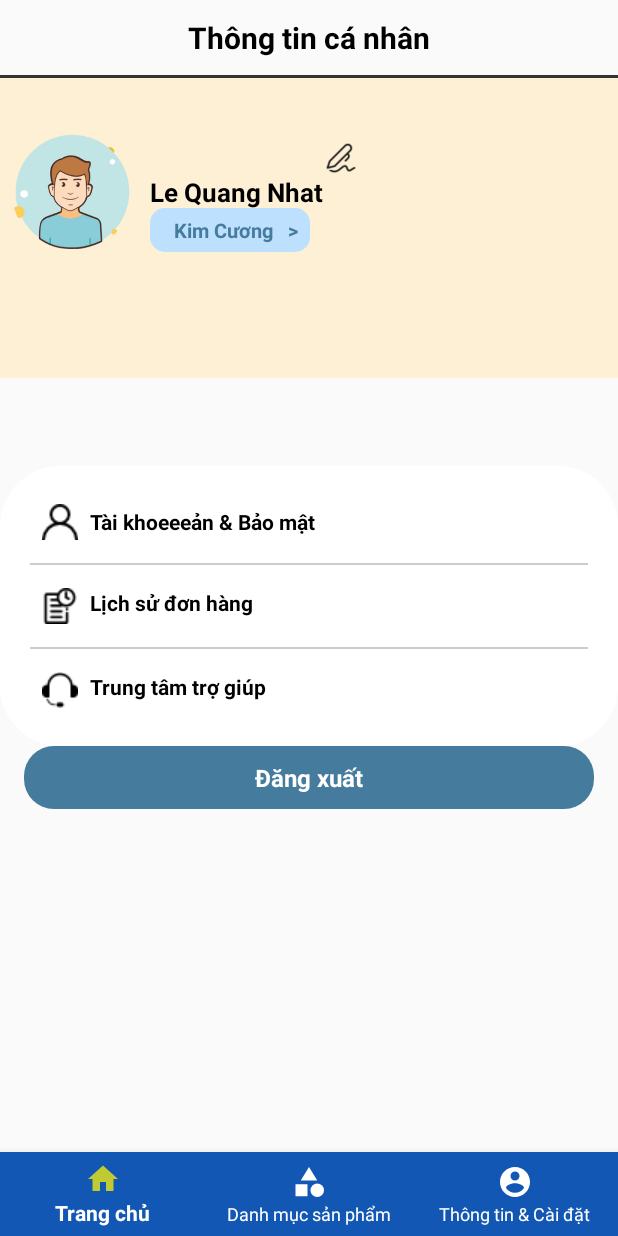
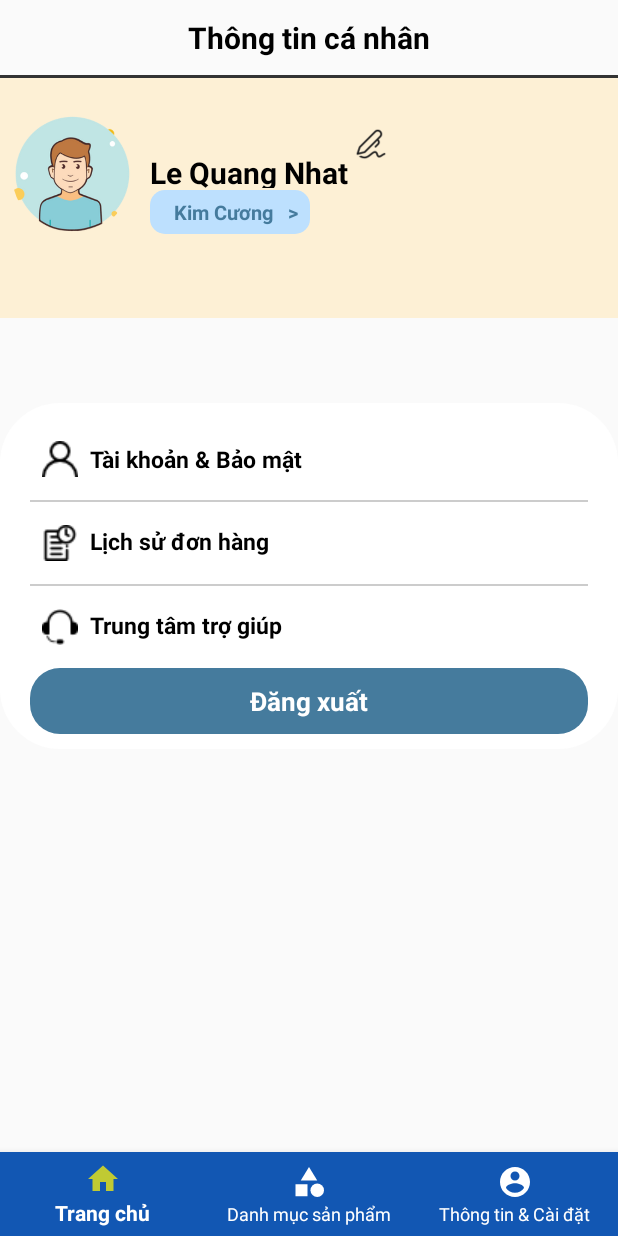
Before and after one commit to NguyenHzviper/Mobile-tiensi-Japan, an Android app: the fragment SettingFragment placed in its activity, on a phone screen of 412 x 824 dp. Run offline under Robolectric (Android 15) with nearby library versions, the phone set to English and light mode, and no system bars; our stand-ins replace CircleImageView, Firebase (no records; nobody signed in at launch, a user with empty details on screens opened directly), Picasso; pictures from the network do not load; 6 statements that could not run were skipped.

Commit message:
clone success

```diff
--- a/app/src/main/res/layout/activity_cart.xml
+++ b/app/src/main/res/layout/activity_cart.xml
@@ -58,7 +58,7 @@
             android:orientation="vertical"
             app:layout_constraintBottom_toTopOf="@+id/linearLayout2"
             app:layout_constraintEnd_toEndOf="parent"
-            android:layout_weight="0.30"
+            android:layout_weight="0.35"
             android:paddingBottom="16dp"
             app:layout_constraintStart_toStartOf="parent">
 
--- a/app/src/main/res/layout/fragment_setting.xml
+++ b/app/src/main/res/layout/fragment_setting.xml
@@ -37,13 +37,15 @@
     <androidx.constraintlayout.widget.ConstraintLayout
         android:id="@+id/constraintLayout"
         android:layout_width="match_parent"
-        android:layout_height="200dp"
+        android:layout_height="160dp"
         android:background="#fdf0d5"
         android:paddingHorizontal="8dp"
+        app:layout_constraintBottom_toBottomOf="parent"
         app:layout_constraintEnd_toEndOf="parent"
         app:layout_constraintHorizontal_bias="0.0"
         app:layout_constraintStart_toStartOf="parent"
-        app:layout_constraintTop_toBottomOf="@+id/seperate_toolbar">
+        app:layout_constraintTop_toBottomOf="@+id/seperate_toolbar"
+        app:layout_constraintVertical_bias="0.0">
 
 
         <de.hdodenhof.circleimageview.CircleImageView
@@ -60,12 +62,12 @@
 
         <TextView
             android:id="@+id/welcome"
-            android:layout_width="wrap_content"
-            android:layout_height="wrap_content"
+            android:layout_width="135dp"
+            android:layout_height="24dp"
             android:layout_marginStart="12dp"
             android:text="Le Quang Nhat"
             android:textColor="@color/black"
-            android:textSize="17sp"
+            android:textSize="20sp"
             android:textStyle="bold"
 
             app:layout_constraintBottom_toBottomOf="parent"
@@ -110,7 +112,6 @@
         android:id="@+id/constraintLayout2"
         android:layout_width="match_parent"
         android:layout_height="wrap_content"
-        android:layout_marginTop="40dp"
         app:layout_constraintBottom_toBottomOf="parent"
         app:layout_constraintEnd_toEndOf="parent"
         app:layout_constraintHorizontal_bias="0.0"
@@ -140,9 +141,9 @@
                 android:gravity="center|left"
                 android:paddingHorizontal="8dp"
                 android:paddingVertical="15dp"
-                android:text="Tài khoeeeản &amp; Bảo mật"
+                android:text="Tài khoản &amp; Bảo mật"
                 android:textColor="@color/black"
-                android:textSize="14sp"
+                android:textSize="15sp"
                 android:textStyle="bold" />
 
             <View
@@ -161,7 +162,7 @@
                 android:paddingVertical="15dp"
                 android:text="Lịch sử đơn hàng"
                 android:textColor="@color/black"
-                android:textSize="14sp"
+                android:textSize="15sp"
                 android:textStyle="bold" />
 
             <View
@@ -179,31 +180,24 @@
                 android:paddingVertical="15dp"
                 android:text="Trung tâm trợ giúp"
                 android:textColor="@color/black"
-                android:textSize="14sp"
+                android:textSize="15sp"
                 android:textStyle="bold" />
 
-
-
+            <TextView
+                android:id="@+id/logout"
+                android:layout_width="match_parent"
+                android:layout_height="wrap_content"
+                android:background="@drawable/bg_logout_btn"
+                android:gravity="center"
+                android:paddingVertical="10dp"
+                android:text="Đăng xuất"
+                android:textColor="@color/white"
+                android:textSize="17sp"
+                android:textStyle="bold" />
 
 
         </LinearLayout>
 
     </androidx.constraintlayout.widget.ConstraintLayout>
 
-    <TextView
-        android:id="@+id/logout"
-        android:layout_width="match_parent"
-        android:layout_height="wrap_content"
-        android:layout_marginHorizontal="16dp"
-        android:background="@drawable/bg_logout_btn"
-        android:gravity="center"
-        android:paddingHorizontal="8dp"
-        android:paddingVertical="10dp"
-        android:text="Đăng xuất"
-        android:textColor="@color/white"
-        android:textSize="16sp"
-        android:textStyle="bold"
-        app:layout_constraintEnd_toEndOf="parent"
-        app:layout_constraintStart_toStartOf="parent"
-        app:layout_constraintTop_toBottomOf="@+id/constraintLayout2" />
 </androidx.constraintlayout.widget.ConstraintLayout>
```
